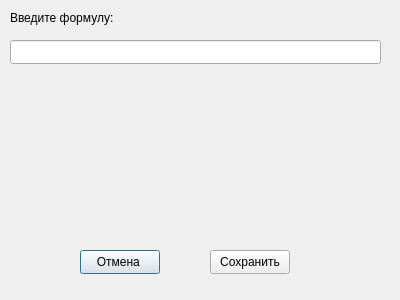
The window that formula.ui (Vadikkkkk/A-resolution-technique) describes before a commit, drawn with Qt 5.
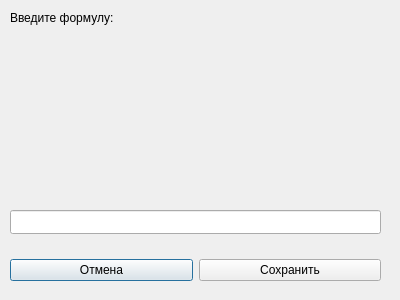
The same window after the commit.

Commit message: formula input

```diff
--- a/formula.ui
+++ b/formula.ui
@@ -27,40 +27,54 @@
    </property>
   </widget>
   <widget class="QLineEdit" name="lineEdit">
+   <property name="enabled">
+    <bool>true</bool>
+   </property>
    <property name="geometry">
     <rect>
      <x>10</x>
-     <y>40</y>
+     <y>210</y>
      <width>371</width>
      <height>24</height>
     </rect>
    </property>
   </widget>
-  <widget class="QPushButton" name="pushButton">
+  <widget class="QWidget" name="gridLayoutWidget">
    <property name="geometry">
     <rect>
-     <x>80</x>
-     <y>250</y>
-     <width>80</width>
-     <height>24</height>
+     <x>10</x>
+     <y>30</y>
+     <width>371</width>
+     <height>161</height>
     </rect>
    </property>
-   <property name="text">
-    <string>Отмена </string>
-   </property>
+   <layout class="QGridLayout" name="gridLayout"/>
   </widget>
-  <widget class="QPushButton" name="pushButton_2">
+  <widget class="QWidget" name="horizontalLayoutWidget">
    <property name="geometry">
     <rect>
-     <x>210</x>
+     <x>10</x>
      <y>250</y>
-     <width>80</width>
-     <height>24</height>
+     <width>371</width>
+     <height>41</height>
     </rect>
    </property>
-   <property name="text">
-    <string>Сохранить</string>
-   </property>
+   <layout class="QHBoxLayout" name="horizontalLayout">
+    <item>
+     <widget class="QPushButton" name="close_button">
+      <property name="text">
+       <string>Отмена</string>
+      </property>
+     </widget>
+    </item>
+    <item>
+     <widget class="QPushButton" name="save_button">
+      <property name="text">
+       <string>Сохранить</string>
+      </property>
+     </widget>
+    </item>
+   </layout>
   </widget>
  </widget>
  <resources/>
```
The commit also changes 9 other files.
